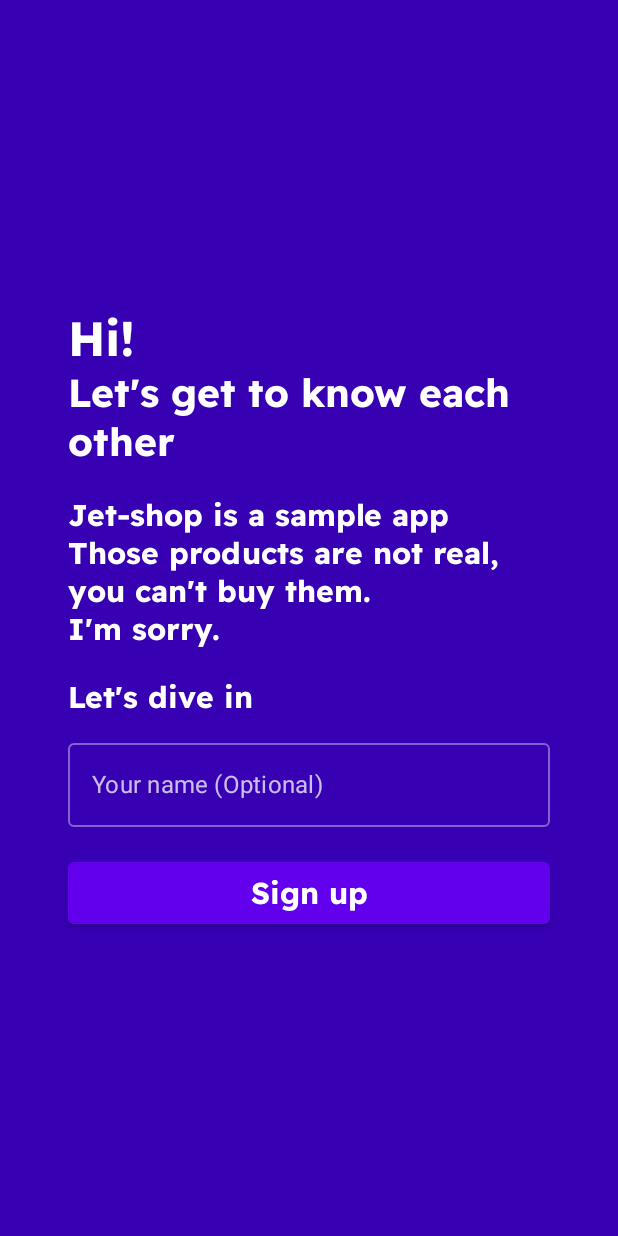
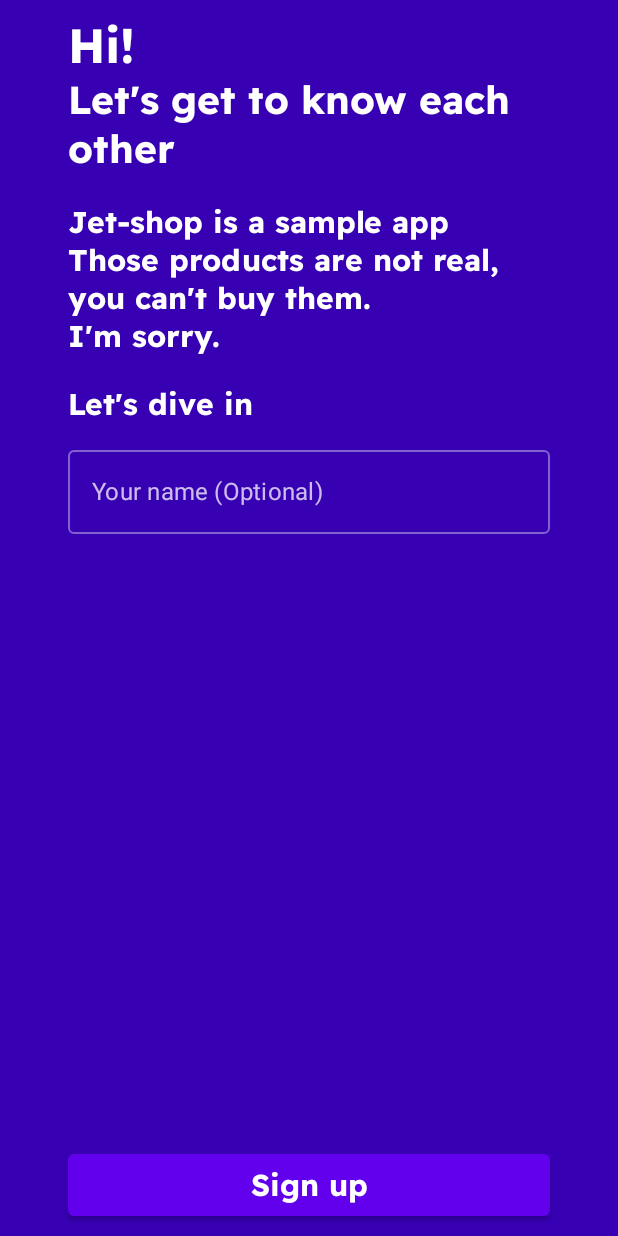
Before and after one commit to Aredruss/Jet-Shop, an Android app built with Jetpack Compose: the composable OnBoardingScreen shown on its own in the app's theme, on a phone screen of 412 x 824 dp. Run offline under Robolectric (Android 15) with nearby library versions, the phone set to English and light mode, and no system bars; our stand-ins replace accompanist; 1 statement that could not run was skipped.

Commit message:
Minor design tune ups

```diff
--- a/app/src/main/AndroidManifest.xml
+++ b/app/src/main/AndroidManifest.xml
@@ -21,7 +21,7 @@
             android:exported="true"
             android:label="@string/app_name"
             android:theme="@style/Theme.JetShop"
-            android:windowSoftInputMode="adjustResize">
+           android:windowSoftInputMode="adjustPan">
             <intent-filter>
                 <action android:name="android.intent.action.MAIN" />
 
--- a/app/src/main/java/com/aredruss/jet_shop/di/DomainModule.kt
+++ b/app/src/main/java/com/aredruss/jet_shop/di/DomainModule.kt
@@ -1,14 +1,11 @@
 package com.aredruss.jet_shop.di
 
-import com.aredruss.jet_shop.domain.BasketRepository
 import com.aredruss.jet_shop.domain.ProductRepository
 import com.aredruss.jet_shop.domain.ShopPreferences
 import org.koin.android.ext.koin.androidApplication
-import org.koin.core.Koin
 import org.koin.dsl.module
 
 val domainModule = module {
     single { ShopPreferences(appContext = androidApplication()) }
     single { ProductRepository(api = get()) }
-    single { BasketRepository() }
 }
--- a/app/src/main/java/com/aredruss/jet_shop/di/UiModule.kt
+++ b/app/src/main/java/com/aredruss/jet_shop/di/UiModule.kt
@@ -21,8 +21,7 @@ val uiModule = module {
     viewModel { (productId: String) ->
         ProductViewModel(
             productId = productId,
-            productRepo = get(),
-            basketRepo = get()
+            productRepo = get()
         )
     }
 }
--- a/app/src/main/java/com/aredruss/jet_shop/ui/home/GreetingTopCard.kt
+++ b/app/src/main/java/com/aredruss/jet_shop/ui/home/GreetingTopCard.kt
@@ -13,7 +13,7 @@ import androidx.compose.ui.graphics.Color
 import androidx.compose.ui.unit.dp
 
 @Composable
-fun GreetingTopCard() {
+fun GreetingTopCard(name: String) {
     Surface(
         color = MaterialTheme.colors.primaryVariant,
         modifier = Modifier.fillMaxWidth(),
@@ -24,7 +24,7 @@ fun GreetingTopCard() {
         ) {
             Column {
                 Text(
-                    text = "Hello, Alex",
+                    text = "Hello, $name",
                     style = MaterialTheme.typography.h1,
                     color = Color.White
                 )
--- a/app/src/main/java/com/aredruss/jet_shop/ui/home/HomeScreen.kt
+++ b/app/src/main/java/com/aredruss/jet_shop/ui/home/HomeScreen.kt
@@ -11,9 +11,11 @@ import androidx.compose.runtime.getValue
 import androidx.compose.ui.Modifier
 import androidx.compose.ui.tooling.preview.Preview
 import androidx.navigation.NavController
+import com.aredruss.jet_shop.domain.ShopPreferences
 import com.aredruss.jet_shop.ui.common.ErrorCard
 import com.aredruss.jet_shop.ui.common.Loader
 import com.aredruss.jet_shop.ui.theme.JetShopTheme
+import org.koin.androidx.compose.get
 import org.koin.androidx.compose.getViewModel
 
 @Composable
@@ -23,6 +25,7 @@ fun HomeScreen(
 ) {
     val homeViewModel = getViewModel<HomeViewModel>()
     val homeState: HomeState by homeViewModel.homeState.collectAsState()
+    val prefs = get<ShopPreferences>()
 
     BackHandler {
         finishAction()
@@ -34,7 +37,7 @@ fun HomeScreen(
     ) {
         Scaffold(
             topBar = {
-                GreetingTopCard()
+                GreetingTopCard(name = prefs.userName ?: "User")
             },
             content = {
                 when {
--- a/app/src/main/java/com/aredruss/jet_shop/ui/onboarding/OnBoardingScreen.kt
+++ b/app/src/main/java/com/aredruss/jet_shop/ui/onboarding/OnBoardingScreen.kt
@@ -14,12 +14,14 @@ import androidx.compose.material.MaterialTheme
 import androidx.compose.material.OutlinedTextField
 import androidx.compose.material.Surface
 import androidx.compose.material.Text
+import androidx.compose.material.TextFieldDefaults
 import androidx.compose.runtime.Composable
 import androidx.compose.runtime.getValue
 import androidx.compose.runtime.mutableStateOf
 import androidx.compose.runtime.remember
 import androidx.compose.runtime.setValue
 import androidx.compose.ui.Modifier
+import androidx.compose.ui.graphics.Color
 import androidx.compose.ui.platform.LocalFocusManager
 import androidx.compose.ui.unit.dp
 import androidx.navigation.NavController
@@ -42,7 +44,7 @@ fun OnBoardingScreen(
         Column(
             modifier = Modifier
                 .background(MaterialTheme.colors.primaryVariant)
-                .padding(45.dp)
+                .padding(horizontal = 45.dp, vertical = 10.dp)
                 .fillMaxSize(),
             verticalArrangement = Arrangement.Center
         ) {
@@ -51,19 +53,25 @@ fun OnBoardingScreen(
                 style = MaterialTheme.typography.h1,
                 color = MaterialTheme.colors.onSurface
             )
-            Text(text = "Let's get to know each other", style = MaterialTheme.typography.h2,
-                color = MaterialTheme.colors.onSurface)
+            Text(
+                text = "Let's get to know each other", style = MaterialTheme.typography.h2,
+                color = MaterialTheme.colors.onSurface
+            )
             Spacer(modifier = Modifier.height(20.dp))
-            Text(text = "Jet-shop is a sample app", style = MaterialTheme.typography.h3,
-                color = MaterialTheme.colors.onSurface)
+            Text(
+                text = "Jet-shop is a sample app", style = MaterialTheme.typography.h3,
+                color = MaterialTheme.colors.onSurface
+            )
             Text(
                 text = "Those products are not real, you can't buy them.\nI'm sorry.",
                 style = MaterialTheme.typography.h3,
                 color = MaterialTheme.colors.onSurface
             )
             Spacer(modifier = Modifier.height(20.dp))
-            Text(text = "Let's dive in", style = MaterialTheme.typography.h3,
-                color = MaterialTheme.colors.onSurface)
+            Text(
+                text = "Let's dive in", style = MaterialTheme.typography.h3,
+                color = MaterialTheme.colors.onSurface
+            )
             Spacer(modifier = Modifier.height(10.dp))
             OutlinedTextField(
                 modifier = Modifier.fillMaxWidth(),
@@ -76,12 +84,15 @@ fun OnBoardingScreen(
                     input = value
                     prefs.onBoardingShown = true
                     prefs.userName = input.ifEmpty { "User" }
-                }, keyboardActions = KeyboardActions(
+                },
+                keyboardActions = KeyboardActions(
                     onDone = {
                         localFocusManager.clearFocus()
                     }
+                ), colors =  TextFieldDefaults.outlinedTextFieldColors(
+                    textColor = Color.White
                 ))
-            Spacer(modifier = Modifier.height(20.dp))
+            Spacer(modifier = Modifier.weight(1f))
             Button(
                 modifier = Modifier.fillMaxWidth(),
                 onClick = {
--- a/app/src/main/java/com/aredruss/jet_shop/ui/product/ProductViewModel.kt
+++ b/app/src/main/java/com/aredruss/jet_shop/ui/product/ProductViewModel.kt
@@ -3,7 +3,6 @@ package com.aredruss.jet_shop.ui.product
 import androidx.lifecycle.ViewModel
 import androidx.lifecycle.viewModelScope
 import com.aredruss.jet_shop.data.model.Product
-import com.aredruss.jet_shop.domain.BasketRepository
 import com.aredruss.jet_shop.domain.ProductRepository
 import kotlinx.coroutines.flow.MutableStateFlow
 import kotlinx.coroutines.flow.StateFlow
@@ -12,7 +11,6 @@ import kotlinx.coroutines.launch
 
 class ProductViewModel(
     private val productId: String,
-    private val basketRepo: BasketRepository,
     private val productRepo: ProductRepository
 ) : ViewModel() {
 
```
Also changed, not shown: app/src/main/java/com/aredruss/jet_shop/domain/BasketRepository.kt (deleted, +0 -16 lines), app/src/main/java/com/aredruss/jet_shop/ui/product/ProductScreen.kt (+21 -9 lines), 1 other file.
